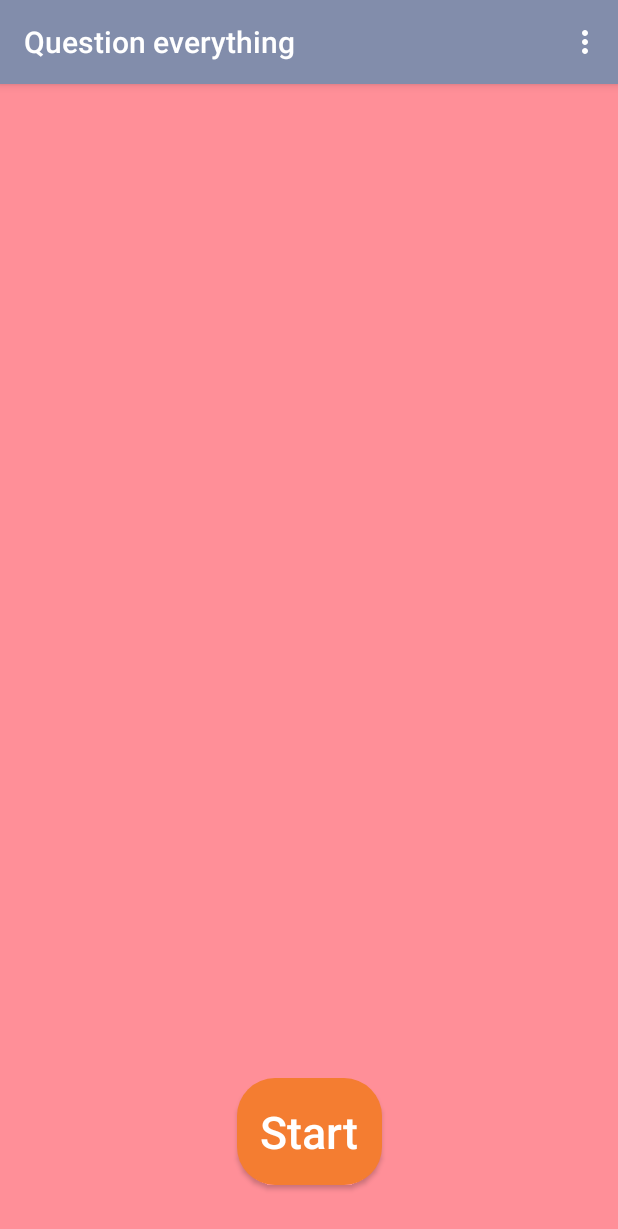
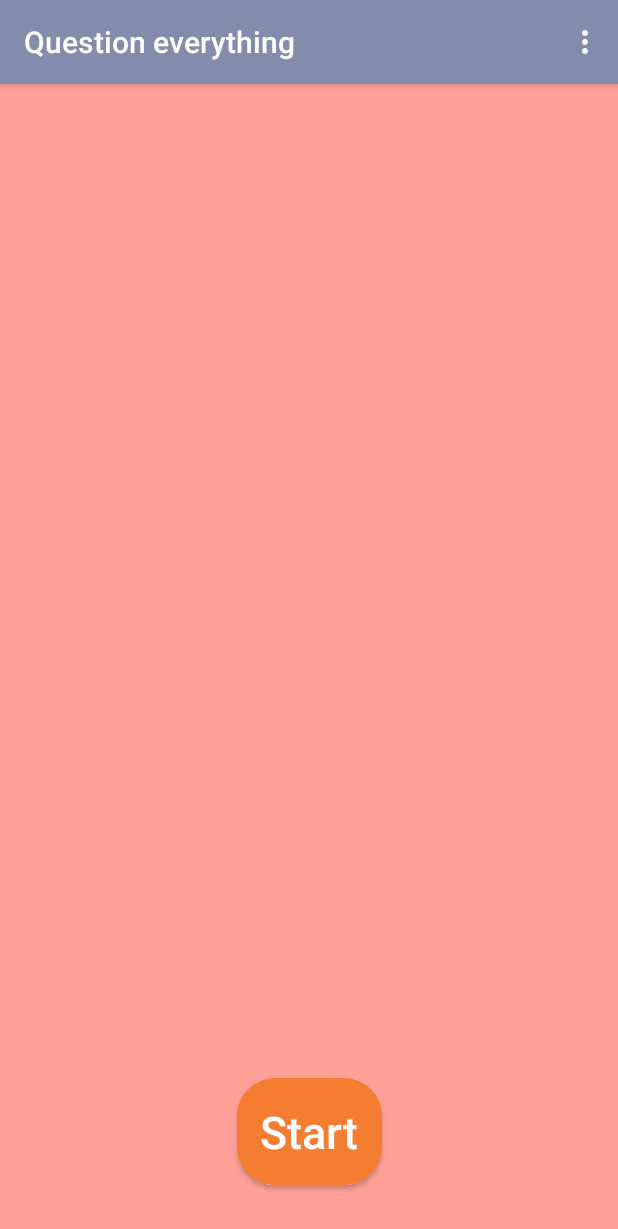
Before and after one commit to Testehan/QuestionsApp, an Android app: the screen it shows after launch (MainActivity), in the options menu, after a tap on "Dates", on a phone screen of 412 x 824 dp. Shown: the top 1229 px of the screen. Run offline under Robolectric (Android 15) with nearby library versions, the light colour scheme and no system bars.

Commit message:
small refactorings and improvements

```diff
--- a/app/src/main/java/com/testehan/questionsapp/MainActivity.java
+++ b/app/src/main/java/com/testehan/questionsapp/MainActivity.java
@@ -2,12 +2,16 @@ package com.testehan.questionsapp;
 
 import static com.testehan.questionsapp.model.QuestionConstants.*;
 
+import android.app.Activity;
+import android.content.Context;
 import android.graphics.Color;
 import android.support.v7.app.AppCompatActivity;
 import android.os.Bundle;
+import android.view.ContextThemeWrapper;
 import android.view.Menu;
 import android.view.MenuItem;
 import android.widget.Button;
+import android.widget.PopupMenu;
 import android.widget.TextView;
 import android.view.View;
 import android.widget.Toast;
@@ -72,8 +76,6 @@ public class MainActivity extends AppCompatActivity {
     }
 
     private void handleActivityColors(Integer category) {
-//        #ff8f98
-        // TODO IF we want to change the status bar, we need something more complex..
         switch (category){
             case STRANGERS:
                 findViewById(R.id.mainView).setBackgroundColor(Color.rgb(239, 236, 231));
@@ -85,7 +87,7 @@ public class MainActivity extends AppCompatActivity {
                 findViewById(R.id.mainView).setBackgroundColor(Color.rgb(123,205,200));
                 break;
             case DATES:
-                findViewById(R.id.mainView).setBackgroundColor(Color.rgb(255,143,152));
+                findViewById(R.id.mainView).setBackgroundColor(Color.rgb(255,160,152));
                 break;
         }
     }
--- a/app/src/main/res/values/styles.xml
+++ b/app/src/main/res/values/styles.xml
@@ -6,7 +6,6 @@
         <item name="colorPrimary">@color/newStatusBarBackground</item>
         <item name="colorPrimaryDark">@color/newStatusBarBackground</item>
         <item name="colorAccent">@color/background</item>
-
     </style>
 
 </resources>
```
